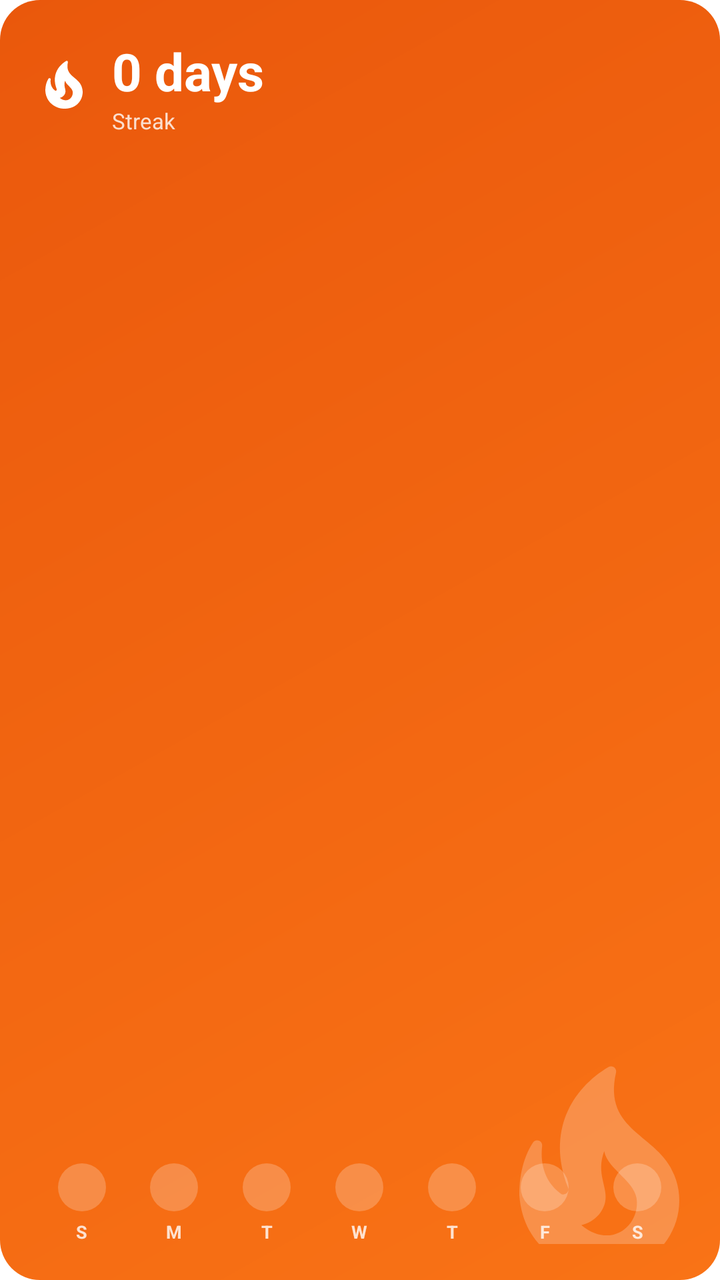
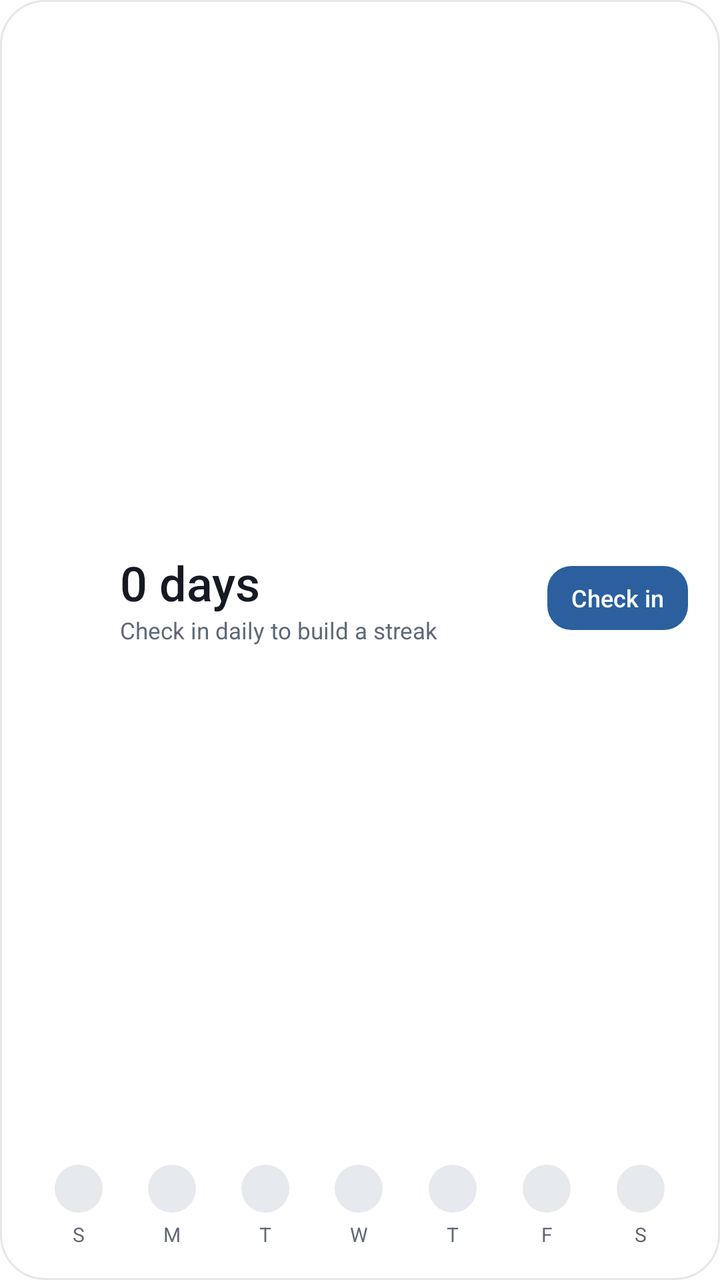

Before-and-after screenshots of an Android layout around one commit, followed by the original layout XML and the change that was made.
<!-- AndroidManifest.xml: fallback theme Theme.MaterialComponents.DayNight.NoActionBar -->
<!-- res/layout/aeris_streak_widget.xml -->
<?xml version="1.0" encoding="utf-8"?>
<RelativeLayout xmlns:android="http://schemas.android.com/apk/res/android"
    android:id="@+id/widget_root"
    android:layout_width="match_parent"
    android:layout_height="match_parent"
    android:padding="18dp"
    android:background="@drawable/aeris_streak_bg">

    
    <ImageView
        android:id="@+id/widget_fire_bg"
        android:layout_width="120dp"
        android:layout_height="120dp"
        android:layout_alignParentBottom="true"
        android:layout_alignParentEnd="true"
        android:layout_marginEnd="-18dp"
        android:layout_marginBottom="-24dp"
        android:alpha="0.22"
        android:src="@drawable/ic_fire"
        android:scaleType="fitCenter" />

    
    <LinearLayout
        android:layout_width="match_parent"
        android:layout_height="match_parent"
        android:orientation="vertical">

        
        <TextView
            android:id="@+id/widget_greeting"
            android:layout_width="wrap_content"
            android:layout_height="wrap_content"
            android:layout_marginBottom="10dp"
            android:text=""
            android:textColor="#FFFFFFFF"
            android:textSize="13sp"
            android:textStyle="bold"
            android:maxLines="1"
            android:ellipsize="end"
            android:visibility="gone" />

        
        <LinearLayout
            android:layout_width="match_parent"
            android:layout_height="wrap_content"
            android:orientation="horizontal"
            android:gravity="center_vertical">

            <ImageView
                android:id="@+id/widget_fire"
                android:layout_width="28dp"
                android:layout_height="28dp"
                android:src="@drawable/ic_fire"
                android:scaleType="fitCenter" />

            <LinearLayout
                android:layout_width="wrap_content"
                android:layout_height="wrap_content"
                android:layout_marginStart="10dp"
                android:orientation="vertical">

                <TextView
                    android:id="@+id/widget_streak_count"
                    android:layout_width="wrap_content"
                    android:layout_height="wrap_content"
                    android:text="0 days"
                    android:textColor="#FFFFFFFF"
                    android:textSize="26sp"
                    android:textStyle="bold" />

                <TextView
                    android:layout_width="wrap_content"
                    android:layout_height="wrap_content"
                    android:text="Streak"
                    android:textColor="#CCFFFFFF"
                    android:textSize="11sp" />
            </LinearLayout>
        </LinearLayout>

        
        <FrameLayout
            android:layout_width="match_parent"
            android:layout_height="0dp"
            android:layout_weight="1" />

        
        <LinearLayout
            android:layout_width="match_parent"
            android:layout_height="wrap_content"
            android:orientation="horizontal"
            android:weightSum="7">

            <LinearLayout android:layout_width="0dp" android:layout_height="wrap_content" android:layout_weight="1" android:orientation="vertical" android:gravity="center">
                <TextView android:id="@+id/widget_dot_0" android:layout_width="24dp" android:layout_height="24dp" android:gravity="center" android:background="@drawable/aeris_dot_off" android:text="" android:textColor="#EA580C" android:textSize="13sp" android:textStyle="bold" />
                <TextView android:layout_width="wrap_content" android:layout_height="wrap_content" android:layout_marginTop="4dp" android:text="S" android:textColor="#CCFFFFFF" android:textSize="9sp" android:textStyle="bold" />
            </LinearLayout>
            <LinearLayout android:layout_width="0dp" android:layout_height="wrap_content" android:layout_weight="1" android:orientation="vertical" android:gravity="center">
                <TextView android:id="@+id/widget_dot_1" android:layout_width="24dp" android:layout_height="24dp" android:gravity="center" android:background="@drawable/aeris_dot_off" android:text="" android:textColor="#EA580C" android:textSize="13sp" android:textStyle="bold" />
                <TextView android:layout_width="wrap_content" android:layout_height="wrap_content" android:layout_marginTop="4dp" android:text="M" android:textColor="#CCFFFFFF" android:textSize="9sp" android:textStyle="bold" />
            </LinearLayout>
            <LinearLayout android:layout_width="0dp" android:layout_height="wrap_content" android:layout_weight="1" android:orientation="vertical" android:gravity="center">
                <TextView android:id="@+id/widget_dot_2" android:layout_width="24dp" android:layout_height="24dp" android:gravity="center" android:background="@drawable/aeris_dot_off" android:text="" android:textColor="#EA580C" android:textSize="13sp" android:textStyle="bold" />
                <TextView android:layout_width="wrap_content" android:layout_height="wrap_content" android:layout_marginTop="4dp" android:text="T" android:textColor="#CCFFFFFF" android:textSize="9sp" android:textStyle="bold" />
            </LinearLayout>
            <LinearLayout android:layout_width="0dp" android:layout_height="wrap_content" android:layout_weight="1" android:orientation="vertical" android:gravity="center">
                <TextView android:id="@+id/widget_dot_3" android:layout_width="24dp" android:layout_height="24dp" android:gravity="center" android:background="@drawable/aeris_dot_off" android:text="" android:textColor="#EA580C" android:textSize="13sp" android:textStyle="bold" />
                <TextView android:layout_width="wrap_content" android:layout_height="wrap_content" android:layout_marginTop="4dp" android:text="W" android:textColor="#CCFFFFFF" android:textSize="9sp" android:textStyle="bold" />
            </LinearLayout>
            <LinearLayout android:layout_width="0dp" android:layout_height="wrap_content" android:layout_weight="1" android:orientation="vertical" android:gravity="center">
                <TextView android:id="@+id/widget_dot_4" android:layout_width="24dp" android:layout_height="24dp" android:gravity="center" android:background="@drawable/aeris_dot_off" android:text="" android:textColor="#EA580C" android:textSize="13sp" android:textStyle="bold" />
                <TextView android:layout_width="wrap_content" android:layout_height="wrap_content" android:layout_marginTop="4dp" android:text="T" android:textColor="#CCFFFFFF" android:textSize="9sp" android:textStyle="bold" />
            </LinearLayout>
            <LinearLayout android:layout_width="0dp" android:layout_height="wrap_content" android:layout_weight="1" android:orientation="vertical" android:gravity="center">
                <TextView android:id="@+id/widget_dot_5" android:layout_width="24dp" android:layout_height="24dp" android:gravity="center" android:background="@drawable/aeris_dot_off" android:text="" android:textColor="#EA580C" android:textSize="13sp" android:textStyle="bold" />
                <TextView android:layout_width="wrap_content" android:layout_height="wrap_content" android:layout_marginTop="4dp" android:text="F" android:textColor="#CCFFFFFF" android:textSize="9sp" android:textStyle="bold" />
            </LinearLayout>
            <LinearLayout android:layout_width="0dp" android:layout_height="wrap_content" android:layout_weight="1" android:orientation="vertical" android:gravity="center">
                <TextView android:id="@+id/widget_dot_6" android:layout_width="24dp" android:layout_height="24dp" android:gravity="center" android:background="@drawable/aeris_dot_off" android:text="" android:textColor="#EA580C" android:textSize="13sp" android:textStyle="bold" />
                <TextView android:layout_width="wrap_content" android:layout_height="wrap_content" android:layout_marginTop="4dp" android:text="S" android:textColor="#CCFFFFFF" android:textSize="9sp" android:textStyle="bold" />
            </LinearLayout>
        </LinearLayout>
    </LinearLayout>
</RelativeLayout>
<!-- resources referenced by this layout -->
<resources>
  <!-- drawable aeris_dot_off (drawable) -->
  <?xml version="1.0" encoding="utf-8"?>
  <shape xmlns:android="http://schemas.android.com/apk/res/android"
      android:shape="oval">
      <solid android:color="#38FFFFFF" />
  </shape>
  <!-- drawable aeris_streak_bg (drawable) -->
  <?xml version="1.0" encoding="utf-8"?>
  <shape xmlns:android="http://schemas.android.com/apk/res/android"
      android:shape="rectangle">
      <gradient
          android:startColor="#EA580C"
          android:endColor="#F97316"
          android:angle="315" />
      <corners android:radius="20dp" />
  </shape>
  <!-- drawable ic_fire (drawable) -->
  <?xml version="1.0" encoding="utf-8"?>
  <vector xmlns:android="http://schemas.android.com/apk/res/android"
      android:width="24dp"
      android:height="24dp"
      android:viewportWidth="24"
      android:viewportHeight="24"
      android:tint="#FFFFFFFF">
      <path
          android:fillColor="@android:color/white"
          android:pathData="M19.48,12.35c-1.57,-4.08 -7.16,-4.3 -5.81,-10.23 0.1,-0.44 -0.37,-0.78 -0.75,-0.55C9.29,3.71 6.68,8 8.87,13.62c0.18,0.46 -0.36,0.89 -0.75,0.59 -1.81,-1.37 -2,-3.34 -1.84,-4.75 0.06,-0.52 -0.62,-0.77 -0.91,-0.34C4.69,10.16 4,11.84 4,14.37c0.38,5.6 5.11,7.32 6.81,7.54 2.43,0.31 5.06,-0.14 6.95,-1.87 2.08,-1.93 2.84,-5.01 1.72,-7.69zM10.2,17.38c1.44,-0.35 2.18,-1.39 2.38,-2.31 0.33,-1.43 -0.96,-2.83 -0.09,-5.09 0.33,1.87 3.27,3.04 3.27,5.08 0.08,2.53 -2.66,4.7 -5.56,2.32z" />
  </vector>
</resources>

<!-- the commit's change to res/layout/aeris_streak_widget.xml (unified diff, before → after) -->
@@ -1,123 +1,235 @@
 <?xml version="1.0" encoding="utf-8"?>
-<RelativeLayout xmlns:android="http://schemas.android.com/apk/res/android"
+<LinearLayout xmlns:android="http://schemas.android.com/apk/res/android"
     android:id="@+id/widget_root"
     android:layout_width="match_parent"
     android:layout_height="match_parent"
-    android:padding="18dp"
-    android:background="@drawable/aeris_streak_bg">
-
-    
-    <ImageView
-        android:id="@+id/widget_fire_bg"
-        android:layout_width="120dp"
-        android:layout_height="120dp"
-        android:layout_alignParentBottom="true"
-        android:layout_alignParentEnd="true"
-        android:layout_marginEnd="-18dp"
-        android:layout_marginBottom="-24dp"
-        android:alpha="0.22"
-        android:src="@drawable/ic_fire"
-        android:scaleType="fitCenter" />
-
-    
+    android:orientation="vertical"
+    android:padding="16dp"
+    android:background="@drawable/w_bg">
+
     <LinearLayout
         android:layout_width="match_parent"
-        android:layout_height="match_parent"
-        android:orientation="vertical">
-
-        
+        android:layout_height="0dp"
+        android:layout_weight="1"
+        android:orientation="horizontal"
+        android:gravity="center_vertical">
+
+        <ImageView
+            android:id="@+id/widget_fire"
+            android:layout_width="34dp"
+            android:layout_height="34dp"
+            android:src="@drawable/ic_fire" />
+
+        <LinearLayout
+            android:layout_width="0dp"
+            android:layout_height="wrap_content"
+            android:layout_weight="1"
+            android:layout_marginStart="10dp"
+            android:orientation="vertical">
+            <TextView
+                android:id="@+id/widget_streak_count"
+                android:layout_width="wrap_content"
+                android:layout_height="wrap_content"
+                android:text="0 days"
+                android:textColor="@color/w_text"
+                android:textSize="24sp"
+                android:fontFamily="sans-serif-medium" />
+            <TextView
+                android:id="@+id/widget_greeting"
+                android:layout_width="wrap_content"
+                android:layout_height="wrap_content"
+                android:text="Check in daily to build a streak"
+                android:textColor="@color/w_muted"
+                android:textSize="11.5sp"
+                android:maxLines="1"
+                android:ellipsize="end" />
+        </LinearLayout>
+
         <TextView
-            android:id="@+id/widget_greeting"
+            android:id="@+id/widget_checkin"
             android:layout_width="wrap_content"
-            android:layout_height="wrap_content"
-            android:layout_marginBottom="10dp"
-            android:text=""
-            android:textColor="#FFFFFFFF"
-            android:textSize="13sp"
-            android:textStyle="bold"
-            android:maxLines="1"
-            android:ellipsize="end"
-            android:visibility="gone" />
-
-        
-        <LinearLayout
-            android:layout_width="match_parent"
-            android:layout_height="wrap_content"
-            android:orientation="horizontal"
-            android:gravity="center_vertical">
-
-            <ImageView
-                android:id="@+id/widget_fire"
-                android:layout_width="28dp"
-                android:layout_height="28dp"
-                android:src="@drawable/ic_fire"
-                android:scaleType="fitCenter" />
-
-            <LinearLayout
-                android:layout_width="wrap_content"
-                android:layout_height="wrap_content"
-                android:layout_marginStart="10dp"
-                android:orientation="vertical">
-
-                <TextView
-                    android:id="@+id/widget_streak_count"
-                    android:layout_width="wrap_content"
-                    android:layout_height="wrap_content"
-                    android:text="0 days"
-                    android:textColor="#FFFFFFFF"
-                    android:textSize="26sp"
-                    android:textStyle="bold" />
-
-                <TextView
-                    android:layout_width="wrap_content"
-                    android:layout_height="wrap_content"
-                    android:text="Streak"
-                    android:textColor="#CCFFFFFF"
-                    android:textSize="11sp" />
-            </LinearLayout>
-        </LinearLayout>
-
-        
-        <FrameLayout
-            android:layout_width="match_parent"
-            android:layout_height="0dp"
-            android:layout_weight="1" />
-
-        
-        <LinearLayout
-            android:layout_width="match_parent"
-            android:layout_height="wrap_content"
-            android:orientation="horizontal"
-            android:weightSum="7">
-
-            <LinearLayout android:layout_width="0dp" android:layout_height="wrap_content" android:layout_weight="1" android:orientation="vertical" android:gravity="center">
-                <TextView android:id="@+id/widget_dot_0" android:layout_width="24dp" android:layout_height="24dp" android:gravity="center" android:background="@drawable/aeris_dot_off" android:text="" android:textColor="#EA580C" android:textSize="13sp" android:textStyle="bold" />
-                <TextView android:layout_width="wrap_content" android:layout_height="wrap_content" android:layout_marginTop="4dp" android:text="S" android:textColor="#CCFFFFFF" android:textSize="9sp" android:textStyle="bold" />
-            </LinearLayout>
-            <LinearLayout android:layout_width="0dp" android:layout_height="wrap_content" android:layout_weight="1" android:orientation="vertical" android:gravity="center">
-                <TextView android:id="@+id/widget_dot_1" android:layout_width="24dp" android:layout_height="24dp" android:gravity="center" android:background="@drawable/aeris_dot_off" android:text="" android:textColor="#EA580C" android:textSize="13sp" android:textStyle="bold" />
-                <TextView android:layout_width="wrap_content" android:layout_height="wrap_content" android:layout_marginTop="4dp" android:text="M" android:textColor="#CCFFFFFF" android:textSize="9sp" android:textStyle="bold" />
-            </LinearLayout>
-            <LinearLayout android:layout_width="0dp" android:layout_height="wrap_content" android:layout_weight="1" android:orientation="vertical" android:gravity="center">
-                <TextView android:id="@+id/widget_dot_2" android:layout_width="24dp" android:layout_height="24dp" android:gravity="center" android:background="@drawable/aeris_dot_off" android:text="" android:textColor="#EA580C" android:textSize="13sp" android:textStyle="bold" />
-                <TextView android:layout_width="wrap_content" android:layout_height="wrap_content" android:layout_marginTop="4dp" android:text="T" android:textColor="#CCFFFFFF" android:textSize="9sp" android:textStyle="bold" />
-            </LinearLayout>
-            <LinearLayout android:layout_width="0dp" android:layout_height="wrap_content" android:layout_weight="1" android:orientation="vertical" android:gravity="center">
-                <TextView android:id="@+id/widget_dot_3" android:layout_width="24dp" android:layout_height="24dp" android:gravity="center" android:background="@drawable/aeris_dot_off" android:text="" android:textColor="#EA580C" android:textSize="13sp" android:textStyle="bold" />
-                <TextView android:layout_width="wrap_content" android:layout_height="wrap_content" android:layout_marginTop="4dp" android:text="W" android:textColor="#CCFFFFFF" android:textSize="9sp" android:textStyle="bold" />
-            </LinearLayout>
-            <LinearLayout android:layout_width="0dp" android:layout_height="wrap_content" android:layout_weight="1" android:orientation="vertical" android:gravity="center">
-                <TextView android:id="@+id/widget_dot_4" android:layout_width="24dp" android:layout_height="24dp" android:gravity="center" android:background="@drawable/aeris_dot_off" android:text="" android:textColor="#EA580C" android:textSize="13sp" android:textStyle="bold" />
-                <TextView android:layout_width="wrap_content" android:layout_height="wrap_content" android:layout_marginTop="4dp" android:text="T" android:textColor="#CCFFFFFF" android:textSize="9sp" android:textStyle="bold" />
-            </LinearLayout>
-            <LinearLayout android:layout_width="0dp" android:layout_height="wrap_content" android:layout_weight="1" android:orientation="vertical" android:gravity="center">
-                <TextView android:id="@+id/widget_dot_5" android:layout_width="24dp" android:layout_height="24dp" android:gravity="center" android:background="@drawable/aeris_dot_off" android:text="" android:textColor="#EA580C" android:textSize="13sp" android:textStyle="bold" />
-                <TextView android:layout_width="wrap_content" android:layout_height="wrap_content" android:layout_marginTop="4dp" android:text="F" android:textColor="#CCFFFFFF" android:textSize="9sp" android:textStyle="bold" />
-            </LinearLayout>
-            <LinearLayout android:layout_width="0dp" android:layout_height="wrap_content" android:layout_weight="1" android:orientation="vertical" android:gravity="center">
-                <TextView android:id="@+id/widget_dot_6" android:layout_width="24dp" android:layout_height="24dp" android:gravity="center" android:background="@drawable/aeris_dot_off" android:text="" android:textColor="#EA580C" android:textSize="13sp" android:textStyle="bold" />
-                <TextView android:layout_width="wrap_content" android:layout_height="wrap_content" android:layout_marginTop="4dp" android:text="S" android:textColor="#CCFFFFFF" android:textSize="9sp" android:textStyle="bold" />
-            </LinearLayout>
-        </LinearLayout>
+            android:layout_height="32dp"
+            android:gravity="center"
+            android:paddingLeft="12dp"
+            android:paddingRight="12dp"
+            android:background="@drawable/w_btn_accent"
+            android:text="Check in"
+            android:textColor="@color/w_on_accent"
+            android:textSize="12sp"
+            android:fontFamily="sans-serif-medium" />
     </LinearLayout>
-</RelativeLayout>
+
+    <LinearLayout
+        android:layout_width="match_parent"
+        android:layout_height="wrap_content"
+        android:orientation="horizontal">
+        <LinearLayout
+            android:layout_width="0dp"
+            android:layout_height="wrap_content"
+            android:layout_weight="1"
+            android:orientation="vertical"
+            android:gravity="center_horizontal">
+            <TextView
+                android:id="@+id/widget_dot_0"
+                android:layout_width="24dp"
+                android:layout_height="24dp"
+                android:gravity="center"
+                android:background="@drawable/w_dot_off"
+                android:textColor="@color/w_on_accent"
+                android:textSize="11sp"
+                android:fontFamily="sans-serif-medium" />
+            <TextView
+                android:id="@+id/widget_day_0"
+                android:layout_width="wrap_content"
+                android:layout_height="wrap_content"
+                android:layout_marginTop="4dp"
+                android:text="S"
+                android:textColor="@color/w_muted"
+                android:textSize="10sp" />
+        </LinearLayout>
+        <LinearLayout
+            android:layout_width="0dp"
+            android:layout_height="wrap_content"
+            android:layout_weight="1"
+            android:orientation="vertical"
+            android:gravity="center_horizontal">
+            <TextView
+                android:id="@+id/widget_dot_1"
+                android:layout_width="24dp"
+                android:layout_height="24dp"
+                android:gravity="center"
+                android:background="@drawable/w_dot_off"
+                android:textColor="@color/w_on_accent"
+                android:textSize="11sp"
+                android:fontFamily="sans-serif-medium" />
+            <TextView
+                android:id="@+id/widget_day_1"
+                android:layout_width="wrap_content"
+                android:layout_height="wrap_content"
+                android:layout_marginTop="4dp"
+                android:text="M"
+                android:textColor="@color/w_muted"
+                android:textSize="10sp" />
+        </LinearLayout>
+        <LinearLayout
+            android:layout_width="0dp"
+            android:layout_height="wrap_content"
+            android:layout_weight="1"
+            android:orientation="vertical"
+            android:gravity="center_horizontal">
+            <TextView
+                android:id="@+id/widget_dot_2"
+                android:layout_width="24dp"
+                android:layout_height="24dp"
+                android:gravity="center"
+                android:background="@drawable/w_dot_off"
+                android:textColor="@color/w_on_accent"
+                android:textSize="11sp"
+                android:fontFamily="sans-serif-medium" />
+            <TextView
+                android:id="@+id/widget_day_2"
+                android:layout_width="wrap_content"
+                android:layout_height="wrap_content"
+                android:layout_marginTop="4dp"
+                android:text="T"
+                android:textColor="@color/w_muted"
+                android:textSize="10sp" />
+        </LinearLayout>
+        <LinearLayout
+            android:layout_width="0dp"
+            android:layout_height="wrap_content"
+            android:layout_weight="1"
+            android:orientation="vertical"
+            android:gravity="center_horizontal">
+            <TextView
+                android:id="@+id/widget_dot_3"
+                android:layout_width="24dp"
+                android:layout_height="24dp"
+                android:gravity="center"
+                android:background="@drawable/w_dot_off"
+                android:textColor="@color/w_on_accent"
+                android:textSize="11sp"
+                android:fontFamily="sans-serif-medium" />
+            <TextView
+                android:id="@+id/widget_day_3"
+                android:layout_width="wrap_content"
+                android:layout_height="wrap_content"
+                android:layout_marginTop="4dp"
+                android:text="W"
+                android:textColor="@color/w_muted"
+                android:textSize="10sp" />
+        </LinearLayout>
+        <LinearLayout
+            android:layout_width="0dp"
+            android:layout_height="wrap_content"
+            android:layout_weight="1"
+            android:orientation="vertical"
+            android:gravity="center_horizontal">
+            <TextView
+                android:id="@+id/widget_dot_4"
+                android:layout_width="24dp"
+                android:layout_height="24dp"
+                android:gravity="center"
+                android:background="@drawable/w_dot_off"
+                android:textColor="@color/w_on_accent"
+                android:textSize="11sp"
+                android:fontFamily="sans-serif-medium" />
+            <TextView
+                android:id="@+id/widget_day_4"
+                android:layout_width="wrap_content"
+                android:layout_height="wrap_content"
+                android:layout_marginTop="4dp"
+                android:text="T"
+                android:textColor="@color/w_muted"
+                android:textSize="10sp" />
+        </LinearLayout>
+        <LinearLayout
+            android:layout_width="0dp"
+            android:layout_height="wrap_content"
+            android:layout_weight="1"
+            android:orientation="vertical"
+            android:gravity="center_horizontal">
+            <TextView
+                android:id="@+id/widget_dot_5"
+                android:layout_width="24dp"
+                android:layout_height="24dp"
+                android:gravity="center"
+                android:background="@drawable/w_dot_off"
+                android:textColor="@color/w_on_accent"
+                android:textSize="11sp"
+                android:fontFamily="sans-serif-medium" />
+            <TextView
+                android:id="@+id/widget_day_5"
+                android:layout_width="wrap_content"
+                android:layout_height="wrap_content"
+                android:layout_marginTop="4dp"
+                android:text="F"
+                android:textColor="@color/w_muted"
+                android:textSize="10sp" />
+        </LinearLayout>
+        <LinearLayout
+            android:layout_width="0dp"
+            android:layout_height="wrap_content"
+            android:layout_weight="1"
+            android:orientation="vertical"
+            android:gravity="center_horizontal">
+            <TextView
+                android:id="@+id/widget_dot_6"
+                android:layout_width="24dp"
+                android:layout_height="24dp"
+                android:gravity="center"
+                android:background="@drawable/w_dot_off"
+                android:textColor="@color/w_on_accent"
+                android:textSize="11sp"
+                android:fontFamily="sans-serif-medium" />
+            <TextView
+                android:id="@+id/widget_day_6"
+                android:layout_width="wrap_content"
+                android:layout_height="wrap_content"
+                android:layout_marginTop="4dp"
+                android:text="S"
+                android:textColor="@color/w_muted"
+                android:textSize="10sp" />
+        </LinearLayout>
+    </LinearLayout>
+</LinearLayout>
<!-- resource entries referenced after the edit -->
@@ -1,21 +1,8 @@
 <!-- resources referenced by this layout -->
 <resources>
-  <!-- drawable aeris_dot_off (drawable) -->
-  <?xml version="1.0" encoding="utf-8"?>
-  <shape xmlns:android="http://schemas.android.com/apk/res/android"
-      android:shape="oval">
-      <solid android:color="#38FFFFFF" />
-  </shape>
-  <!-- drawable aeris_streak_bg (drawable) -->
-  <?xml version="1.0" encoding="utf-8"?>
-  <shape xmlns:android="http://schemas.android.com/apk/res/android"
-      android:shape="rectangle">
-      <gradient
-          android:startColor="#EA580C"
-          android:endColor="#F97316"
-          android:angle="315" />
-      <corners android:radius="20dp" />
-  </shape>
+  <color name="w_muted">#5E6978</color>
+  <color name="w_on_accent">#FFFFFF</color>
+  <color name="w_text">#151A22</color>
   <!-- drawable ic_fire (drawable) -->
   <?xml version="1.0" encoding="utf-8"?>
   <vector xmlns:android="http://schemas.android.com/apk/res/android"
@@ -28,5 +15,27 @@
           android:fillColor="@android:color/white"
           android:pathData="M19.48,12.35c-1.57,-4.08 -7.16,-4.3 -5.81,-10.23 0.1,-0.44 -0.37,-0.78 -0.75,-0.55C9.29,3.71 6.68,8 8.87,13.62c0.18,0.46 -0.36,0.89 -0.75,0.59 -1.81,-1.37 -2,-3.34 -1.84,-4.75 0.06,-0.52 -0.62,-0.77 -0.91,-0.34C4.69,10.16 4,11.84 4,14.37c0.38,5.6 5.11,7.32 6.81,7.54 2.43,0.31 5.06,-0.14 6.95,-1.87 2.08,-1.93 2.84,-5.01 1.72,-7.69zM10.2,17.38c1.44,-0.35 2.18,-1.39 2.38,-2.31 0.33,-1.43 -0.96,-2.83 -0.09,-5.09 0.33,1.87 3.27,3.04 3.27,5.08 0.08,2.53 -2.66,4.7 -5.56,2.32z" />
   </vector>
+  <!-- drawable w_bg (drawable) -->
+  <?xml version="1.0" encoding="utf-8"?>
+  <shape xmlns:android="http://schemas.android.com/apk/res/android" android:shape="rectangle">
+      <solid android:color="@color/w_bg" />
+      <stroke android:width="1dp" android:color="@color/w_line" />
+      <corners android:radius="22dp" />
+  </shape>
+  <!-- drawable w_btn_accent (drawable) -->
+  <?xml version="1.0" encoding="utf-8"?>
+  <shape xmlns:android="http://schemas.android.com/apk/res/android" android:shape="rectangle">
+      <solid android:color="@color/w_accent" />
+      <corners android:radius="12dp" />
+  </shape>
+  <!-- drawable w_dot_off (drawable) -->
+  <?xml version="1.0" encoding="utf-8"?>
+  <shape xmlns:android="http://schemas.android.com/apk/res/android" android:shape="oval">
+      <solid android:color="@color/w_track" />
+  </shape>
+  <color name="w_bg">#F5FFFFFF</color>
+  <color name="w_line">#1A151A22</color>
+  <color name="w_accent">#2B5F9E</color>
+  <color name="w_track">#E6E9ED</color>
 </resources>
 
